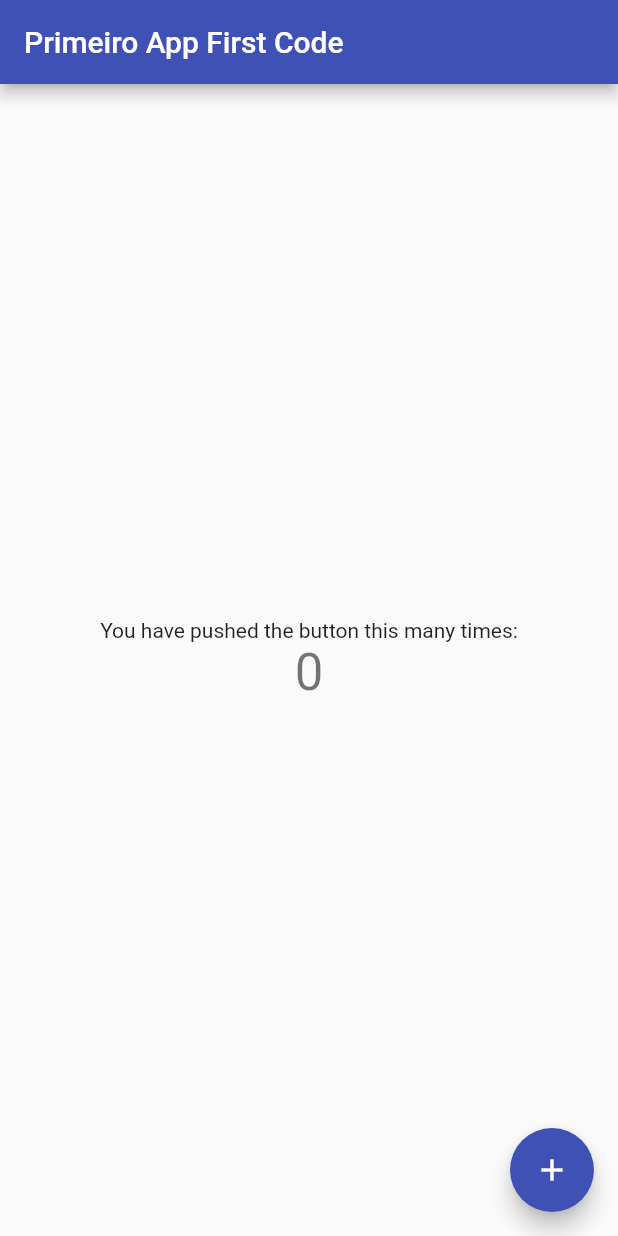
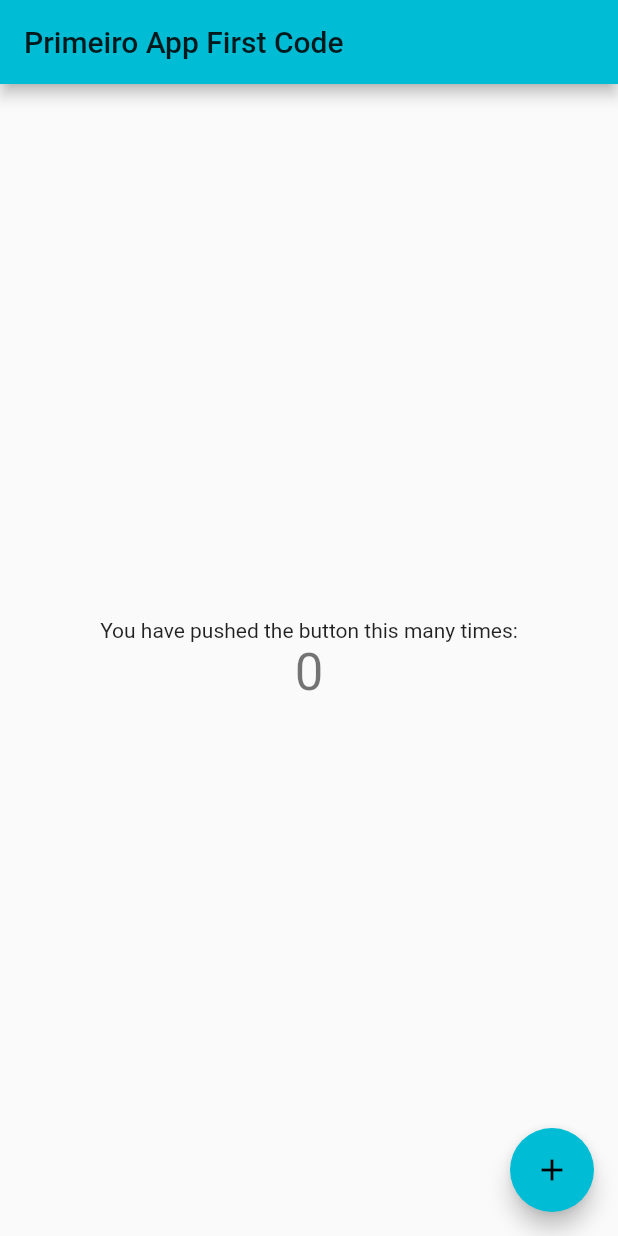
Before and after one commit to firstcode-br/myapp, a Flutter app: the screen it shows after launch, on a phone screen of 412 x 824 dp. Run offline on Flutter 3.47's test engine with Material 2 defaults, Android fonts, the phone set to English and light mode, and no system bars.

Commit message:
Mudar cor de indigo para cyan

```diff
--- a/lib/main.dart
+++ b/lib/main.dart
@@ -20,7 +20,7 @@ class MyApp extends StatelessWidget {
         // or simply save your changes to "hot reload" in a Flutter IDE).
         // Notice that the counter didn't reset back to zero; the application
         // is not restarted.
-        primarySwatch: Colors.indigo,
+        primarySwatch: Colors.cyan,
       ),
       home: MyHomePage(title: 'Primeiro App First Code'),
     );
```
